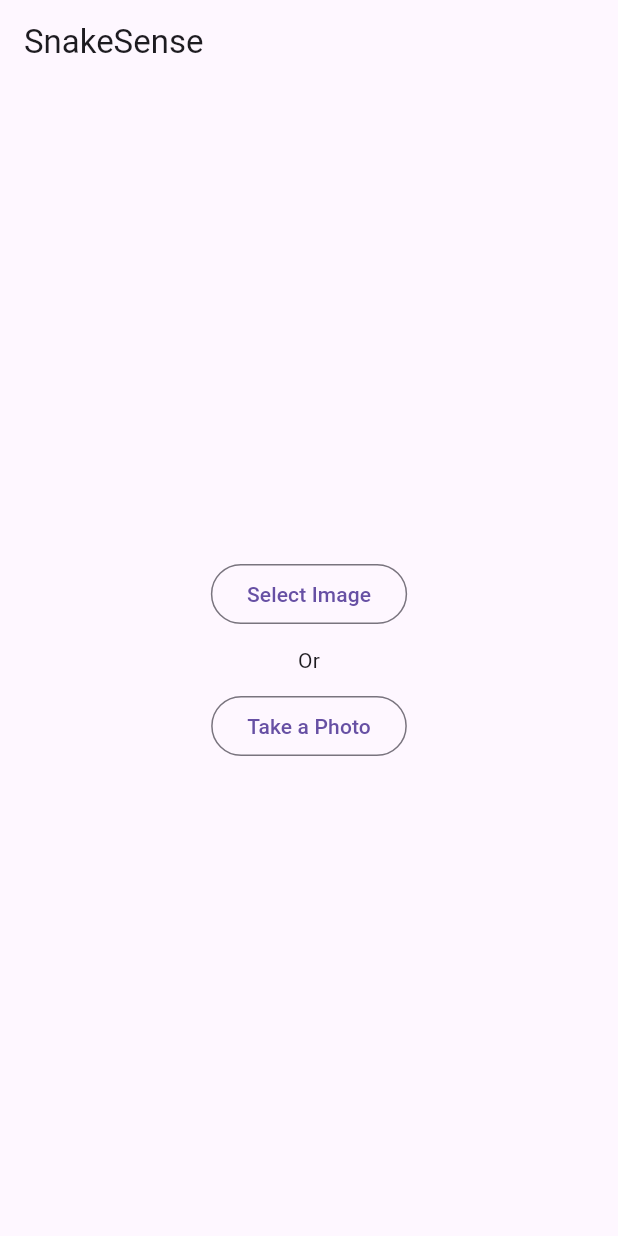
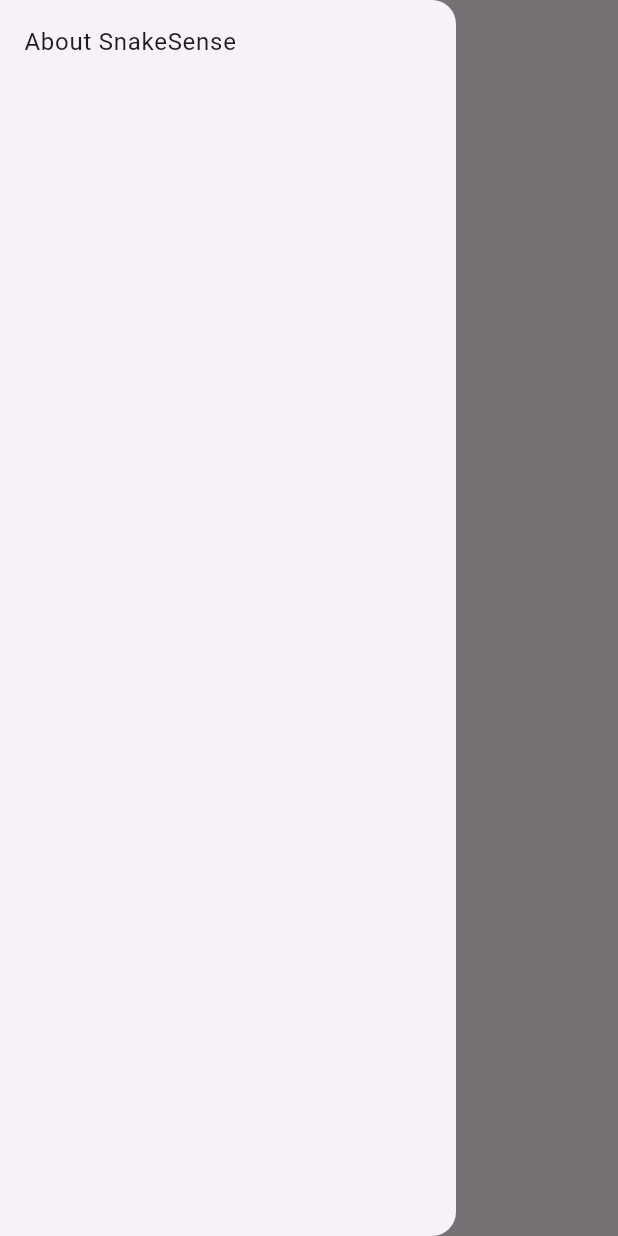
Before and after one commit to lostplusfound/SnakeSense-app, a Flutter app: the screen it shows after launch, with the side drawer open (before the commit the screen has no drawer), on a phone screen of 412 x 824 dp. Run offline on Flutter 3.47's test engine with Material 3 defaults, Android fonts, the phone set to English and light mode, and no system bars; our stand-ins replace cross_file, csv, image_picker; missing offline and left inert: flutter_onnxruntime.

Commit message:
Added AboutListTile

```diff
--- a/lib/home_screen.dart
+++ b/lib/home_screen.dart
@@ -1,5 +1,6 @@
 import 'package:flutter/material.dart';
 import 'package:is_it_poisonous/classify_screen.dart';
+import 'package:url_launcher/url_launcher_string.dart';
 
 class HomeScreen extends StatelessWidget {
   const HomeScreen({super.key});
@@ -7,8 +8,39 @@ class HomeScreen extends StatelessWidget {
   @override
   Widget build(BuildContext context) {
     return Scaffold(
+      drawer: Drawer(
+        child: ListView(
+          children: [
+            AboutListTile(
+              applicationName: 'SnakeSense',
+              applicationVersion: '1.0.0',
+              applicationLegalese: '© 2025 lostplusfound',
+              aboutBoxChildren: [
+                TextButton(
+                  onPressed: () async {
+                    if (await canLaunchUrlString('https://github.com/lostplusfound/SnakeSense-app')) {
+                      await launchUrlString('https://github.com/lostplusfound/SnakeSense-app');
+                    } else {
+                      if(context.mounted) {
+                        ScaffoldMessenger.of(context).showSnackBar(
+                        SnackBar(
+                          content: Text('Could not open the link.'),
+                          behavior: SnackBarBehavior.floating,
+                        ),
+                      );
+                      }
+                    }
+                  },
+
+                  child: Text('Github Repository'),
+                ),
+              ],
+            ),
+          ],
+        ),
+      ),
       appBar: AppBar(title: Text('SnakeSense')),
-      body: ClassifyScreen()
+      body: ClassifyScreen(),
     );
   }
 }
--- a/pubspec.yaml
+++ b/pubspec.yaml
@@ -15,6 +15,7 @@ dependencies:
   image: ^4.5.4
   image_picker: ^1.1.2
   rename_app: ^1.6.3
+  url_launcher: ^6.3.1
 
 dev_dependencies:
   flutter_test:
```
Also changed, not shown: pubspec.lock, 6 other files.
